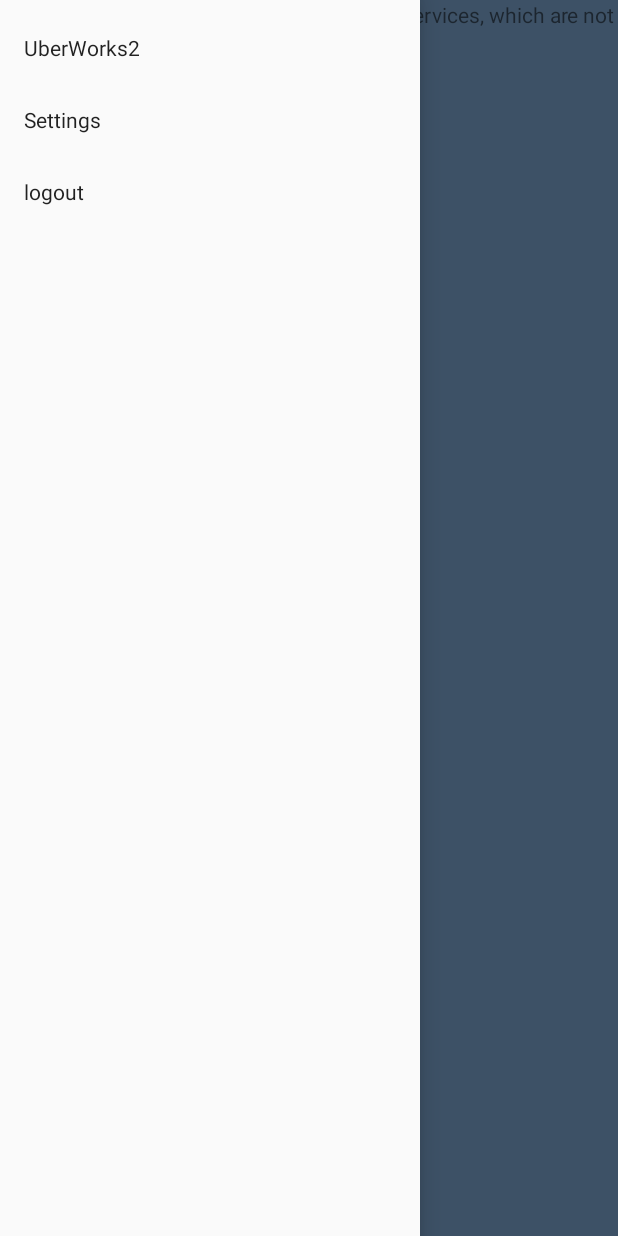
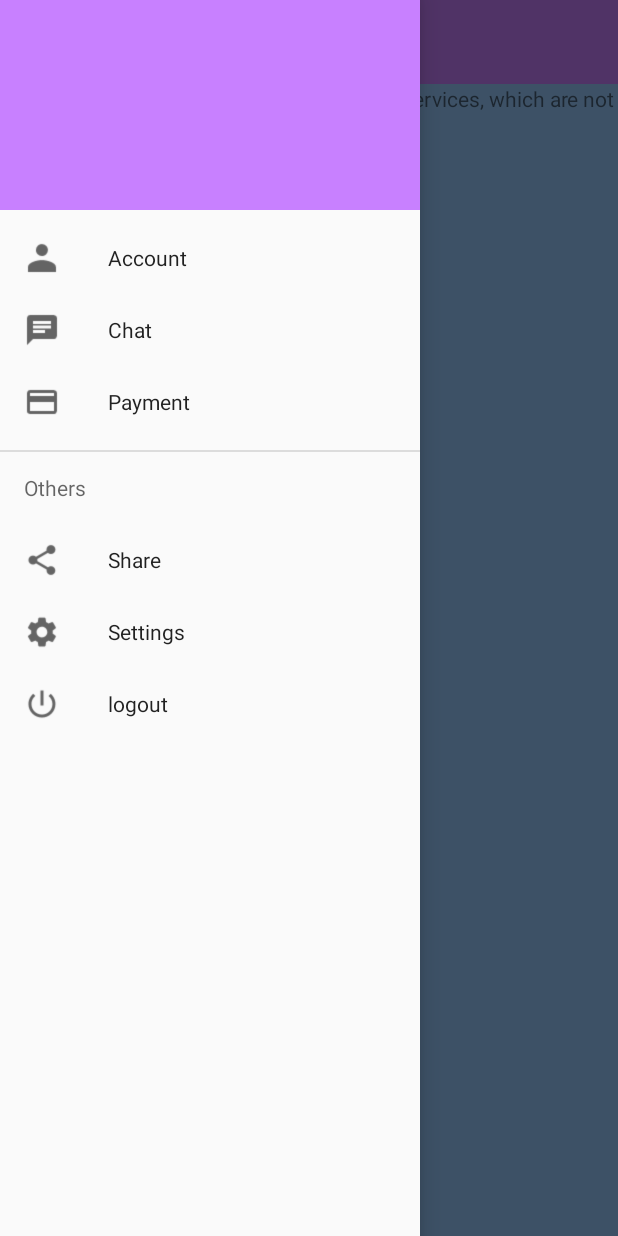
Before and after one commit to RamanTheDeveloper/UberWorks2, an Android app: the CustomersMapsActivity screen opened directly, with no data from a screen before it, with the side drawer open, on a phone screen of 412 x 824 dp. Run offline under Robolectric (Android 15) with nearby library versions, the phone set to English and light mode, and no system bars; our stand-ins replace Firebase (no records; nobody signed in at launch, a user with empty details on screens opened directly).

Commit message:
Arranged navigation menu with icons, added menu items, configured toolbar (hamburger icon still not displaying)

```diff
--- a/app/src/main/java/be/singh/ramandeep/uberworks2/CustomerLoginRegisterActivity.java
+++ b/app/src/main/java/be/singh/ramandeep/uberworks2/CustomerLoginRegisterActivity.java
@@ -64,7 +64,7 @@ public class CustomerLoginRegisterActivity extends AppCompatActivity {
             public void onClick(View view) {
                 CustomerLoginBtn.setVisibility(View.INVISIBLE);
                 CustomerRegisterLink.setVisibility(View.INVISIBLE);
-                CustomerStatusLink.setText("Register Customer");
+                CustomerStatusLink.setText(R.string.registerCustomer);
 
                 CustomerRegisterBtn.setVisibility(View.VISIBLE);
                 CustomerRegisterBtn.setEnabled(true);
--- a/app/src/main/java/be/singh/ramandeep/uberworks2/CustomersMapsActivity.java
+++ b/app/src/main/java/be/singh/ramandeep/uberworks2/CustomersMapsActivity.java
@@ -25,7 +25,7 @@ import java.util.Objects;
 public class CustomersMapsActivity extends FragmentActivity implements OnMapReadyCallback {
 
     //Making buttons for settings and logout
-    private Button CustomerLogoutBtn, CustomerSettingsBtn, SearchForWorkersBtn;
+    //private Button CustomerLogoutBtn, CustomerSettingsBtn, SearchForWorkersBtn;
     private FirebaseAuth mAuth;
     private Boolean currentLogoutCustomerStatus = false;
 
@@ -49,7 +49,7 @@ public class CustomersMapsActivity extends FragmentActivity implements OnMapRead
         mapFragment.getMapAsync(this);
 
         //Create onclicklistener for logout
-        CustomerLogoutBtn.setOnClickListener(new View.OnClickListener() {
+        /*CustomerLogoutBtn.setOnClickListener(new View.OnClickListener() {
             @Override
             public void onClick(View view) {
                 currentLogoutCustomerStatus = true;
@@ -58,7 +58,7 @@ public class CustomersMapsActivity extends FragmentActivity implements OnMapRead
                 mAuth.signOut();
                 LogoutCustomer();
             }
-        });
+        });*/
 
         /*//Calling onClickListener for search for workers button
         SearchForWorkersBtn.setOnClickListener(new View.OnClickListener() {
@@ -70,10 +70,6 @@ public class CustomersMapsActivity extends FragmentActivity implements OnMapRead
         });*/
     }
 
-    private void GetClosestWorker() {
-
-    }
-
     @Override
     public void onMapReady(GoogleMap googleMap) {
 
@@ -83,26 +79,26 @@ public class CustomersMapsActivity extends FragmentActivity implements OnMapRead
         googleMap.moveCamera(CameraUpdateFactory.newLatLng(belgium));
     }
 
-    @Override
-    protected void onStop() {
+    /*@Override
+    *//*protected void onStop() {
         super.onStop();
 
         //Disconnecting user from the app
         if(!currentLogoutCustomerStatus){
             DisconnectCustomer();
         }
-    }
+    }*/
 
-    private void DisconnectCustomer() {
+    /*private void DisconnectCustomer() {
         String userId = Objects.requireNonNull(FirebaseAuth.getInstance().getCurrentUser()).getUid();
 
         DatabaseReference WorkerAvailabilityRef = FirebaseDatabase.getInstance().getReference();
-    }
+    }*/
 
-    private void LogoutCustomer() {
+    /*private void LogoutCustomer() {
         Intent welcomeIntent = new Intent(CustomersMapsActivity.this, WelcomeActivity.class);
         welcomeIntent.addFlags(Intent.FLAG_ACTIVITY_NEW_TASK | Intent.FLAG_ACTIVITY_CLEAR_TASK);
         startActivity(welcomeIntent);
         finish();
-    }
+    }*/
 }
--- a/app/src/main/java/be/singh/ramandeep/uberworks2/MainActivity.java
+++ b/app/src/main/java/be/singh/ramandeep/uberworks2/MainActivity.java
@@ -2,6 +2,7 @@ package be.singh.ramandeep.uberworks2;
 
 import androidx.appcompat.app.ActionBarDrawerToggle;
 import androidx.appcompat.app.AppCompatActivity;
+import androidx.appcompat.widget.Toolbar;
 import androidx.drawerlayout.widget.DrawerLayout;
 
 import android.content.Intent;
@@ -12,7 +13,6 @@ import java.util.Objects;
 
 public class MainActivity extends AppCompatActivity {
 
-    private DrawerLayout mDrawerLayout;
     private ActionBarDrawerToggle mToggle;
 
     @Override
@@ -38,13 +38,16 @@ public class MainActivity extends AppCompatActivity {
 
         thread.start();
 
-        mDrawerLayout = findViewById(R.id.drawerLayout);
+        Toolbar mToolbar = findViewById(R.id.nav_actionbar);
+        setSupportActionBar(mToolbar);
+
+        DrawerLayout mDrawerLayout = findViewById(R.id.drawerLayout);
         mToggle = new ActionBarDrawerToggle(this, mDrawerLayout, R.string.open, R.string.close);
 
         mDrawerLayout.addDrawerListener(mToggle);
         mToggle.syncState();
 
-        Objects.requireNonNull(getSupportActionBar()).setDisplayHomeAsUpEnabled(true);
+        getSupportActionBar().setDisplayHomeAsUpEnabled(true);
     }
 
     @Override
--- a/app/src/main/res/layout/activity_customers_maps.xml
+++ b/app/src/main/res/layout/activity_customers_maps.xml
@@ -10,7 +10,12 @@
 
     <LinearLayout
         android:layout_width="match_parent"
-        android:layout_height="match_parent">
+        android:layout_height="match_parent"
+        android:orientation="vertical">
+
+        <include layout="@layout/navigation_actionbar"
+            android:layout_width="match_parent"
+            android:layout_height="wrap_content"/>
 
         <fragment
             android:id="@+id/map"
@@ -23,7 +28,8 @@
         android:layout_width="wrap_content"
         android:layout_height="match_parent"
         app:menu="@menu/navigation_menu"
-        android:layout_gravity="start">
+        android:layout_gravity="start"
+        app:headerLayout="@layout/navigation_header">
 
     </com.google.android.material.navigation.NavigationView>
 
--- /dev/null
+++ b/app/src/main/res/layout/navigation_actionbar.xml
@@ -0,0 +1,9 @@
+<?xml version="1.0" encoding="utf-8"?>
+<androidx.appcompat.widget.Toolbar xmlns:android="http://schemas.android.com/apk/res/android"
+    android:id="@+id/nav_actionbar"
+    android:layout_width="match_parent"
+    android:layout_height="wrap_content"
+    android:background="@color/colorPrimaryDark"
+    android:theme="@style/ThemeOverlay.AppCompat.Dark">
+
+</androidx.appcompat.widget.Toolbar>
--- /dev/null
+++ b/app/src/main/res/layout/navigation_header.xml
@@ -0,0 +1,19 @@
+<?xml version="1.0" encoding="utf-8"?>
+<RelativeLayout xmlns:android="http://schemas.android.com/apk/res/android"
+    xmlns:tools="http://schemas.android.com/tools"
+    android:layout_width="match_parent"
+    android:layout_height="140dp"
+    android:background="@color/colorPrimaryDark">
+
+    <ImageView
+        android:id="@+id/imageView"
+        android:layout_width="wrap_content"
+        android:layout_height="wrap_content"
+        android:layout_alignParentStart="true"
+        android:layout_alignParentEnd="true"
+        android:layout_alignParentBottom="true"
+        android:layout_marginStart="134dp"
+        android:layout_marginEnd="149dp"
+        android:layout_marginBottom="4dp"
+        tools:srcCompat="@drawable/uber" />
+</RelativeLayout>
--- a/app/src/main/res/menu/navigation_menu.xml
+++ b/app/src/main/res/menu/navigation_menu.xml
@@ -1,10 +1,30 @@
 <?xml version="1.0" encoding="utf-8"?>
 <menu xmlns:android="http://schemas.android.com/apk/res/android">
-    <item android:id="@+id/nav_account"
-        android:title="@string/app_name"/>
-    <item android:id="@+id/nav_settings"
-        android:title="@string/settings"/>
-    <item android:id="@+id/nav_logout"
-        android:title="@string/Logout"/>
+
+    <group android:checkableBehavior="single">
+        <item android:id="@+id/nav_account"
+            android:icon="@drawable/baseline_person_black_18dp"
+            android:title="@string/account"/>
+        <item android:id="@+id/nav_chat"
+            android:icon="@drawable/baseline_chat_black_18dp"
+            android:title="@string/chat"/>
+        <item android:id="@+id/nav_payment"
+            android:icon="@drawable/baseline_payment_black_18dp"
+            android:title="@string/payment"/>
+    </group>
+
+    <item android:title="@string/others">
+        <menu>
+            <item android:id="@+id/nav_share"
+                android:icon="@drawable/baseline_share_black_18dp"
+                android:title="@string/share"/>
+            <item android:id="@+id/nav_settings"
+                android:icon="@drawable/baseline_settings_black_18dp"
+                android:title="@string/settings"/>
+            <item android:id="@+id/nav_logout"
+                android:icon="@drawable/baseline_power_settings_new_black_18dp"
+                android:title="@string/Logout"/>
+        </menu>
+    </item>
 
 </menu>
--- a/app/src/main/res/values/strings.xml
+++ b/app/src/main/res/values/strings.xml
@@ -18,4 +18,10 @@
     <string name="settings">Settings</string>
     <string name="open">Open</string>
     <string name="close">Close</string>
+    <string name="registerCustomer">Register Customer</string>
+    <string name="account">Account</string>
+    <string name="chat">Chat</string>
+    <string name="payment">Payment</string>
+    <string name="others">Others</string>
+    <string name="share">Share</string>
 </resources>
```
Also changed, not shown: app/src/main/res/drawable/baseline_chat_black_18dp.png (added), app/src/main/res/drawable/baseline_payment_black_18dp.png (added), app/src/main/res/drawable/baseline_person_black_18dp.png (added), app/src/main/res/drawable/baseline_power_settings_new_black_18dp.png (added), app/src/main/res/drawable/baseline_settings_black_18dp.png (added), app/src/main/res/drawable/baseline_share_black_18dp.png (added).
